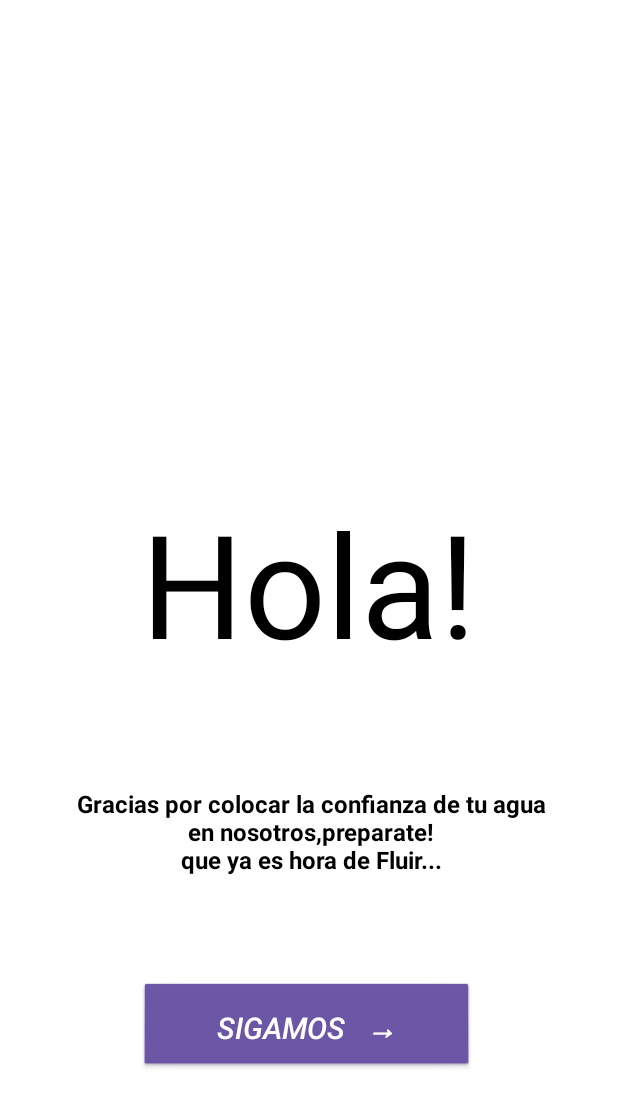
After one commit to Ezuchu/DemoTanque, an Android app: the MainActivity2 screen opened directly, with no data from a screen before it, on a phone screen of 412 x 824 dp. The commit adds this screen. Shown: the top 1107 px of the screen. Run offline under Robolectric (Android 15) with nearby library versions, the phone set to English and light mode, and no system bars; network calls fail.

Commit message:
Pantalla de bienvenida

```diff
--- a/app/src/main/AndroidManifest.xml
+++ b/app/src/main/AndroidManifest.xml
@@ -1,9 +1,10 @@
 <?xml version="1.0" encoding="utf-8"?>
 <manifest xmlns:android="http://schemas.android.com/apk/res/android"
     xmlns:tools="http://schemas.android.com/tools">
-    <uses-permission android:name="android.permission.INTERNET"></uses-permission>
+
+    <uses-permission android:name="android.permission.INTERNET" />
+
     <application
-        android:usesCleartextTraffic="true"
         android:allowBackup="true"
         android:dataExtractionRules="@xml/data_extraction_rules"
         android:fullBackupContent="@xml/backup_rules"
@@ -12,7 +13,19 @@
         android:roundIcon="@mipmap/ic_launcher_round"
         android:supportsRtl="true"
         android:theme="@style/Theme.DemoTanque"
+        android:usesCleartextTraffic="true"
         tools:targetApi="31">
+        <activity
+            android:name=".MainActivity2"
+            android:exported="true"
+            android:label="@string/title_activity_main2"
+            android:theme="@style/Theme.DemoTanque">
+            <intent-filter>
+                <action android:name="android.intent.action.MAIN" />
+
+                <category android:name="android.intent.category.LAUNCHER" />
+            </intent-filter>
+        </activity>
         <activity
             android:name=".MainActivity"
             android:exported="true">
--- /dev/null
+++ b/app/src/main/java/com/example/demotanque/MainActivity2.kt
@@ -0,0 +1,28 @@
+package com.example.demotanque
+
+import android.content.Intent
+import android.os.Bundle
+import android.view.View
+import androidx.activity.enableEdgeToEdge
+import androidx.appcompat.app.AppCompatActivity
+import androidx.core.view.ViewCompat
+import androidx.core.view.WindowInsetsCompat
+
+class MainActivity2 : AppCompatActivity() {
+    override fun onCreate(savedInstanceState: Bundle?) {
+        super.onCreate(savedInstanceState)
+        enableEdgeToEdge()
+        setContentView(R.layout.activity_main2)
+        ViewCompat.setOnApplyWindowInsetsListener(findViewById(R.id.main)) { v, insets ->
+            val systemBars = insets.getInsets(WindowInsetsCompat.Type.systemBars())
+            v.setPadding(systemBars.left, systemBars.top, systemBars.right, systemBars.bottom)
+            insets
+        }
+    }
+
+    fun openMain(view: View)
+    {
+        val intent = Intent(this,MainActivity::class.java)
+        startActivity(intent)
+    }
+}
--- /dev/null
+++ b/app/src/main/res/layout/activity_main2.xml
@@ -0,0 +1,65 @@
+<?xml version="1.0" encoding="utf-8"?>
+<androidx.constraintlayout.widget.ConstraintLayout xmlns:android="http://schemas.android.com/apk/res/android"
+    xmlns:app="http://schemas.android.com/apk/res-auto"
+    xmlns:tools="http://schemas.android.com/tools"
+    android:id="@+id/main"
+    android:layout_width="match_parent"
+    android:layout_height="match_parent"
+    android:background="@color/white"
+    tools:context=".MainActivity2">
+
+    <TextView
+        android:id="@+id/textView"
+        android:layout_width="wrap_content"
+        android:layout_height="wrap_content"
+        android:layout_marginStart="180dp"
+        android:layout_marginTop="324dp"
+        android:layout_marginEnd="198dp"
+        android:fontFamily="sans-serif-thin"
+        android:text="Hola!"
+        android:textAlignment="center"
+        android:textColor="@color/black"
+        android:textSize="96sp"
+        android:textStyle="bold"
+        app:layout_constraintEnd_toEndOf="parent"
+        app:layout_constraintHorizontal_bias="0.455"
+        app:layout_constraintStart_toStartOf="parent"
+        app:layout_constraintTop_toTopOf="parent" />
+
+    <TextView
+        android:id="@+id/textView2"
+        android:layout_width="wrap_content"
+        android:layout_height="wrap_content"
+        android:layout_marginStart="51dp"
+        android:layout_marginEnd="51dp"
+        android:layout_marginBottom="240dp"
+        android:text="Gracias por colocar la confianza de tu agua\nen nosotros,preparate!\nque ya es hora de Fluir..."
+        android:textAlignment="center"
+        android:textColor="@color/black"
+        android:textSize="16sp"
+        android:textStyle="bold"
+        app:layout_constraintBottom_toBottomOf="parent"
+        app:layout_constraintEnd_toEndOf="parent"
+        app:layout_constraintHorizontal_bias="0.0"
+        app:layout_constraintStart_toStartOf="parent" />
+
+    <Button
+        android:id="@+id/button"
+        style="@style/Widget.AppCompat.Button"
+        android:layout_width="223dp"
+        android:layout_height="60dp"
+        android:layout_marginStart="92dp"
+        android:layout_marginEnd="96dp"
+        android:layout_marginBottom="109dp"
+        android:background="@android:drawable/btn_default"
+        android:fontFamily="sans-serif-light"
+        android:minWidth="150dip"
+        android:onClick="openMain"
+        android:text="SIGAMOS   →"
+        android:textAlignment="center"
+        android:textSize="20sp"
+        android:textStyle="bold|italic"
+        app:layout_constraintBottom_toBottomOf="parent"
+        app:layout_constraintEnd_toEndOf="parent"
+        app:layout_constraintStart_toStartOf="parent" />
+</androidx.constraintlayout.widget.ConstraintLayout>
--- a/app/src/main/res/values/strings.xml
+++ b/app/src/main/res/values/strings.xml
@@ -2,4 +2,5 @@
     <string name="app_name">DemoTanque</string>
     <string name="button">Button</string>
     <string name="button2">Button2</string>
+    <string name="title_activity_main2">MainActivity2</string>
 </resources>
```
